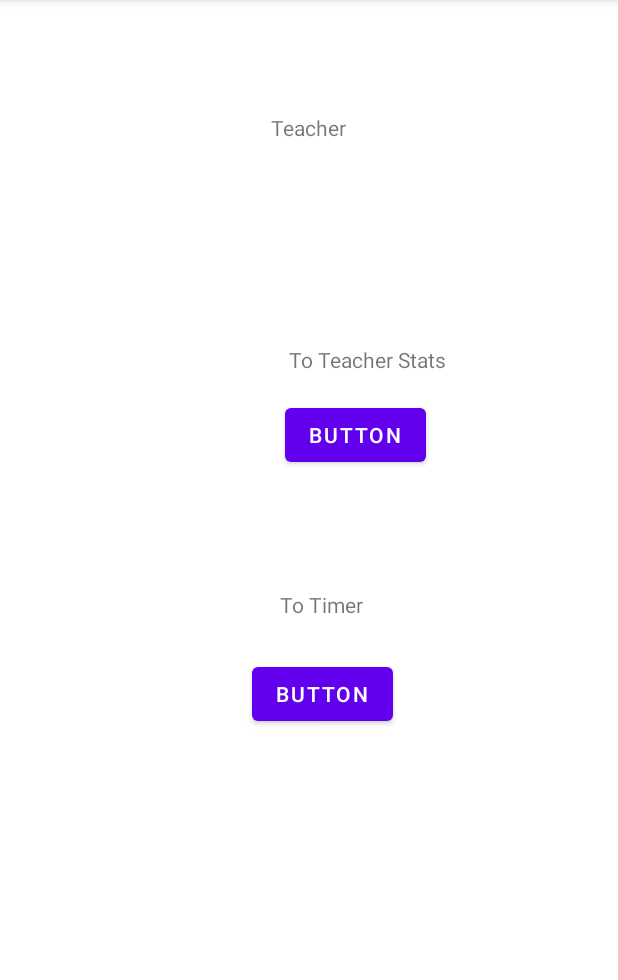
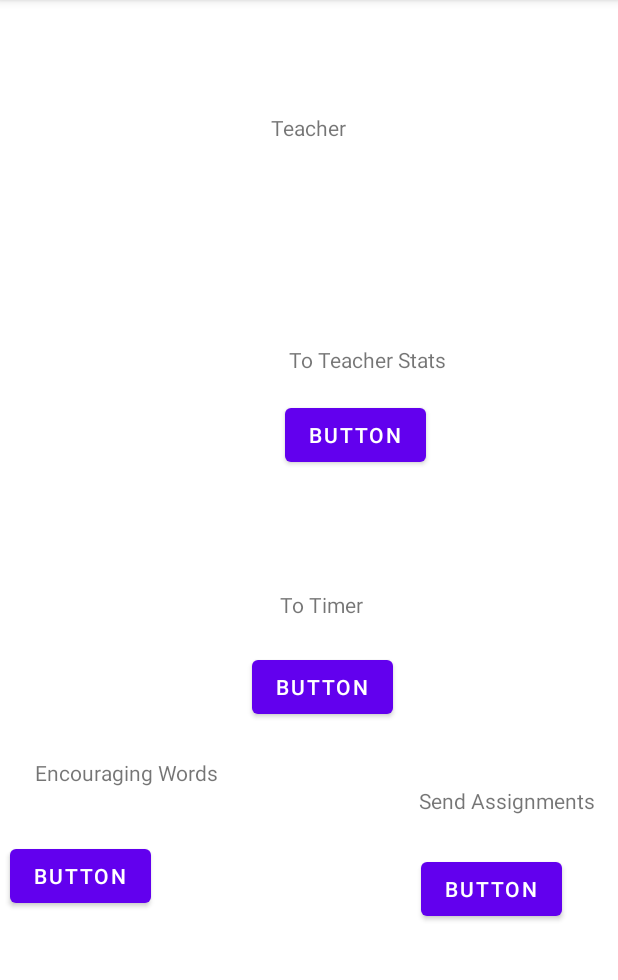
Before and after one commit to Kokobe/ProducTreevity, an Android app: the TeacherHomeActivity screen opened directly, with no data from a screen before it, on a phone screen of 412 x 824 dp, the part 84-1064 px from its top. Run offline under Robolectric (Android 15) with nearby library versions, the phone set to English and light mode, and no system bars.

Commit message:
Teacher Home Buttons

```diff
--- a/app/src/main/AndroidManifest.xml
+++ b/app/src/main/AndroidManifest.xml
@@ -9,7 +9,9 @@
         android:roundIcon="@mipmap/ic_launcher_round"
         android:supportsRtl="true"
         android:theme="@style/Theme.ProducTreevity">
-        <activity android:name=".Break4Activity"></activity>
+        <activity android:name=".TeacherSendingAssignmentsActivity"></activity>
+        <activity android:name=".TeacherEncouragingWordsActivity" />
+        <activity android:name=".Break4Activity" />
         <activity android:name=".Break3Activity" />
         <activity android:name=".Break2Activity" />
         <activity android:name=".Break1Activity" />
--- a/app/src/main/java/com/example/productreevity/TeacherHomeActivity.java
+++ b/app/src/main/java/com/example/productreevity/TeacherHomeActivity.java
@@ -10,6 +10,8 @@
 public class TeacherHomeActivity extends AppCompatActivity {
     private Button button5; //timer button
     private Button button7; //teacher stats button
+    private Button button17; //teacher encouraging words button
+    private Button button18; //teacher send assignments button
     @Override
     protected void onCreate(Bundle savedInstanceState) {
         super.onCreate(savedInstanceState);
@@ -18,7 +20,6 @@
         button5.setOnClickListener(new View.OnClickListener() {
             @Override
             public void onClick(View v) {
-
                 openTimerBtn();
             }
         });
@@ -30,6 +31,22 @@
                 openStatsBtn();
             }
         });
+        button17 = (Button) findViewById(R.id.button17);
+        button17.setOnClickListener(new View.OnClickListener() {
+            @Override
+            public void onClick(View v) {
+
+                openEncouragingWords();
+            }
+        });
+        button18 = (Button) findViewById(R.id.button18);
+        button18.setOnClickListener(new View.OnClickListener() {
+            @Override
+            public void onClick(View v) {
+
+                openSendAssignments();
+            }
+        });
     }
     public void openTimerBtn() {
         Intent intent = new Intent(this, TimerMainActivity.class);
@@ -39,4 +56,12 @@
         Intent intent = new Intent(this, TeacherStatsActivity.class);
         startActivity(intent);
     }
+    public void openEncouragingWords() {
+        Intent intent = new Intent(this, TeacherEncouragingWordsActivity.class);
+        startActivity(intent);
+    }
+    public void openSendAssignments() {
+        Intent intent = new Intent(this, TeacherSendingAssignmentsActivity.class);
+        startActivity(intent);
+    }
 }
--- a/app/src/main/res/layout/activity_teacher.xml
+++ b/app/src/main/res/layout/activity_teacher.xml
@@ -45,8 +45,10 @@
         android:text="Button"
         app:layout_constraintBottom_toBottomOf="parent"
         app:layout_constraintEnd_toEndOf="parent"
+        app:layout_constraintHorizontal_bias="1.0"
         app:layout_constraintStart_toStartOf="parent"
-        app:layout_constraintTop_toBottomOf="@+id/textView8" />
+        app:layout_constraintTop_toBottomOf="@+id/textView8"
+        app:layout_constraintVertical_bias="0.0" />
 
     <TextView
         android:id="@+id/textView12"
@@ -75,4 +77,60 @@
         app:layout_constraintEnd_toEndOf="parent"
         app:layout_constraintStart_toStartOf="parent"
         app:layout_constraintTop_toBottomOf="@+id/textView12" />
+
+    <TextView
+        android:id="@+id/textView22"
+        android:layout_width="wrap_content"
+        android:layout_height="wrap_content"
+        android:layout_marginStart="37dp"
+        android:layout_marginTop="497dp"
+        android:layout_marginEnd="83dp"
+        android:layout_marginBottom="14dp"
+        android:text="Encouraging Words"
+        app:layout_constraintBottom_toTopOf="@+id/button17"
+        app:layout_constraintEnd_toStartOf="@+id/textView23"
+        app:layout_constraintStart_toStartOf="parent"
+        app:layout_constraintTop_toTopOf="parent" />
+
+    <Button
+        android:id="@+id/button17"
+        android:layout_width="wrap_content"
+        android:layout_height="wrap_content"
+        android:layout_marginStart="37dp"
+        android:layout_marginTop="14dp"
+        android:layout_marginEnd="60dp"
+        android:layout_marginBottom="152dp"
+        android:text="Button"
+        app:layout_constraintBottom_toBottomOf="parent"
+        app:layout_constraintEnd_toStartOf="@+id/button18"
+        app:layout_constraintStart_toStartOf="parent"
+        app:layout_constraintTop_toBottomOf="@+id/textView22" />
+
+    <TextView
+        android:id="@+id/textView23"
+        android:layout_width="wrap_content"
+        android:layout_height="wrap_content"
+        android:layout_marginStart="50dp"
+        android:layout_marginTop="43dp"
+        android:layout_marginEnd="30dp"
+        android:layout_marginBottom="12dp"
+        android:text="Send Assignments"
+        app:layout_constraintBottom_toTopOf="@+id/button18"
+        app:layout_constraintEnd_toEndOf="parent"
+        app:layout_constraintStart_toEndOf="@+id/textView22"
+        app:layout_constraintTop_toBottomOf="@+id/button5" />
+
+    <Button
+        android:id="@+id/button18"
+        android:layout_width="wrap_content"
+        android:layout_height="wrap_content"
+        android:layout_marginStart="120dp"
+        android:layout_marginTop="13dp"
+        android:layout_marginEnd="68dp"
+        android:layout_marginBottom="153dp"
+        android:text="Button"
+        app:layout_constraintBottom_toBottomOf="parent"
+        app:layout_constraintEnd_toEndOf="parent"
+        app:layout_constraintStart_toEndOf="@+id/button17"
+        app:layout_constraintTop_toBottomOf="@+id/textView23" />
 </androidx.constraintlayout.widget.ConstraintLayout>
```
Also changed, not shown: app/src/main/java/com/example/productreevity/TeacherEncouragingWordsActivity.java (added, +14 -0 lines), app/src/main/java/com/example/productreevity/TeacherSendingAssignmentsActivity.java (added, +14 -0 lines), app/src/main/res/layout/activity_teacher_encouraging_words.xml (added, +22 -0 lines), app/src/main/res/layout/activity_teacher_sending_assignments.xml (added, +22 -0 lines).
